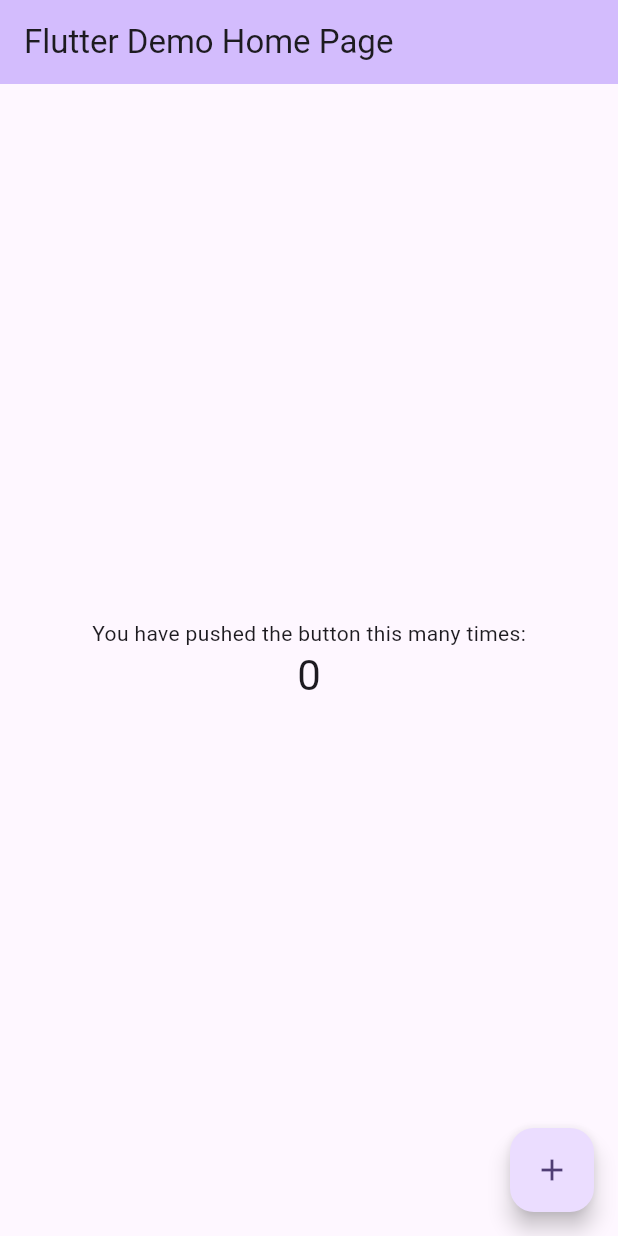
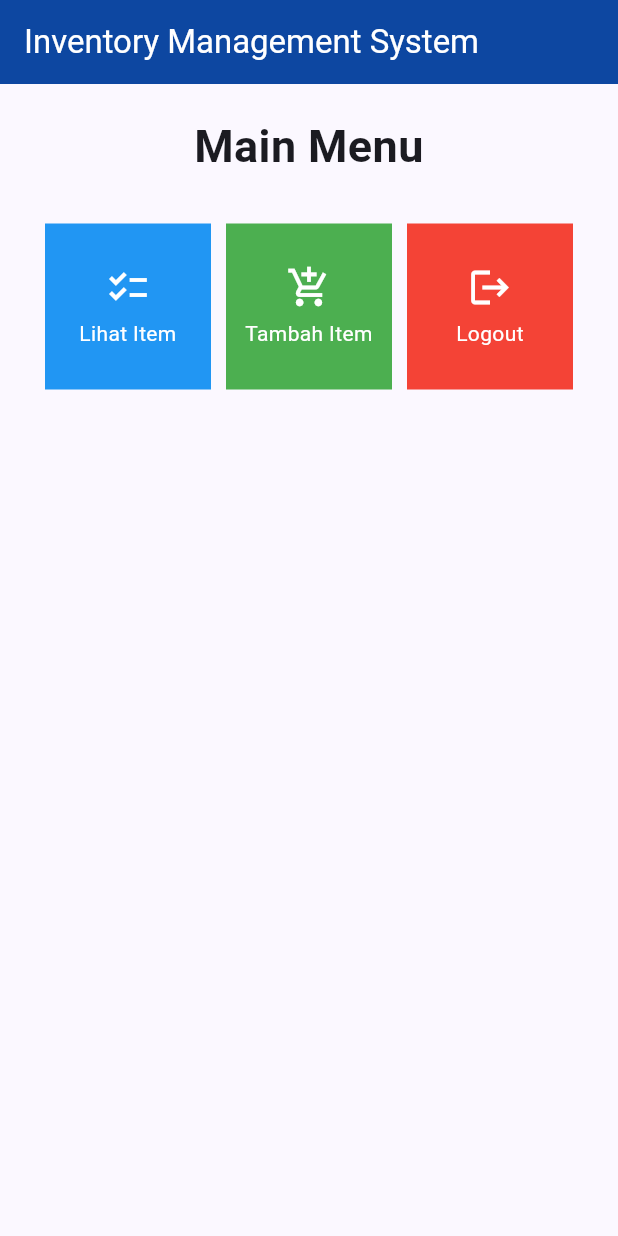
Before and after one commit to hilaldfzn/inventory-app-mobile, a Flutter app: the screen it shows after launch, on a phone screen of 412 x 824 dp. Run offline on Flutter 3.47's test engine with Material 2 defaults, Android fonts, the light colour scheme and no system bars.

Commit message:
Finish Tugas 7 + Bonus

```diff
--- a/lib/main.dart
+++ b/lib/main.dart
@@ -1,4 +1,5 @@
 import 'package:flutter/material.dart';
+import 'package:inventory_app_mobile/menu.dart';
 
 void main() {
   runApp(const MyApp());
@@ -11,7 +12,7 @@
   @override
   Widget build(BuildContext context) {
     return MaterialApp(
-      title: 'Flutter Demo',
+      title: 'Inventory Management System',
       theme: ThemeData(
         // This is the theme of your application.
         //
@@ -28,98 +29,10 @@
         //
         // This works for code too, not just values: Most code changes can be
         // tested with just a hot reload.
-        colorScheme: ColorScheme.fromSeed(seedColor: Colors.deepPurple),
+        colorScheme: ColorScheme.fromSeed(seedColor: Colors.indigo),
         useMaterial3: true,
       ),
-      home: const MyHomePage(title: 'Flutter Demo Home Page'),
+      home: MyHomePage(),
     );
   }
 }
-
-class MyHomePage extends StatefulWidget {
-  const MyHomePage({super.key, required this.title});
-
-  // This widget is the home page of your application. It is stateful, meaning
-  // that it has a State object (defined below) that contains fields that affect
-  // how it looks.
-
-  // This class is the configuration for the state. It holds the values (in this
-  // case the title) provided by the parent (in this case the App widget) and
-  // used by the build method of the State. Fields in a Widget subclass are
-  // always marked "final".
-
-  final String title;
-
-  @override
-  State<MyHomePage> createState() => _MyHomePageState();
-}
-
-class _MyHomePageState extends State<MyHomePage> {
-  int _counter = 0;
-
-  void _incrementCounter() {
-    setState(() {
-      // This call to setState tells the Flutter framework that something has
-      // changed in this State, which causes it to rerun the build method below
-      // so that the display can reflect the updated values. If we changed
-      // _counter without calling setState(), then the build method would not be
-      // called again, and so nothing would appear to happen.
-      _counter++;
-    });
-  }
-
-  @override
-  Widget build(BuildContext context) {
-    // This method is rerun every time setState is called, for instance as done
-    // by the _incrementCounter method above.
-    //
-    // The Flutter framework has been optimized to make rerunning build methods
-    // fast, so that you can just rebuild anything that needs updating rather
-    // than having to individually change instances of widgets.
-    return Scaffold(
-      appBar: AppBar(
-        // TRY THIS: Try changing the color here to a specific color (to
-        // Colors.amber, perhaps?) and trigger a hot reload to see the AppBar
-        // change color while the other colors stay the same.
-        backgroundColor: Theme.of(context).colorScheme.inversePrimary,
-        // Here we take the value from the MyHomePage object that was created by
-        // the App.build method, and use it to set our appbar title.
-        title: Text(widget.title),
-      ),
-      body: Center(
-        // Center is a layout widget. It takes a single child and positions it
-        // in the middle of the parent.
-        child: Column(
-          // Column is also a layout widget. It takes a list of children and
-          // arranges them vertically. By default, it sizes itself to fit its
-          // children horizontally, and tries to be as tall as its parent.
-          //
-          // Column has various properties to control how it sizes itself and
-          // how it positions its children. Here we use mainAxisAlignment to
-          // center the children vertically; the main axis here is the vertical
-          // axis because Columns are vertical (the cross axis would be
-          // horizontal).
-          //
-          // TRY THIS: Invoke "debug painting" (choose the "Toggle Debug Paint"
-          // action in the IDE, or press "p" in the console), to see the
-          // wireframe for each widget.
-          mainAxisAlignment: MainAxisAlignment.center,
-          children: <Widget>[
-            const Text(
-              'You have pushed the button this many times:',
-            ),
-            Text(
-              '$_counter',
-              style: Theme.of(context).textTheme.headlineMedium,
-            ),
-          ],
-        ),
-      ),
-      floatingActionButton: FloatingActionButton(
-        onPressed: _incrementCounter,
-        tooltip: 'Increment',
-        child: const Icon(Icons.add),
-      ), // This trailing comma makes auto-formatting nicer for build methods.
-    );
-  }
-}
--- /dev/null
+++ b/lib/menu.dart
@@ -0,0 +1,107 @@
+import 'package:flutter/material.dart';
+
+class MyHomePage extends StatelessWidget {
+  MyHomePage({Key? key}) : super(key: key);
+
+  final List<Item> items = [
+    Item("Lihat Item", Icons.checklist, Colors.blue),
+    Item("Tambah Item", Icons.add_shopping_cart, Colors.green),
+    Item("Logout", Icons.logout, Colors.red),
+  ];
+
+  @override
+  Widget build(BuildContext context) {
+    return Scaffold(
+      appBar: AppBar(
+        backgroundColor: Colors.blue[900],
+        title: const Text(
+          'Inventory Management System',
+          style: TextStyle(color: Colors.white),
+        ),
+      ),
+      body: SingleChildScrollView(
+        child: Padding(
+          padding: const EdgeInsets.all(10.0),
+          child: Column(
+            children: <Widget>[
+              const Padding(
+                padding: EdgeInsets.only(top: 10.0, bottom: 10.0),
+                child: Text(
+                  'Main Menu',
+                  textAlign: TextAlign.center,
+                  style: TextStyle(
+                    fontSize: 30,
+                    fontWeight: FontWeight.bold,
+                  ),
+                ),
+              ),
+              GridView.count(
+                primary: true,
+                padding: const EdgeInsets.all(20),
+                crossAxisSpacing: 10,
+                mainAxisSpacing: 10,
+                crossAxisCount: 3,
+                shrinkWrap: true,
+                children: items.map((Item item) {
+                  return ItemCard(item);
+                }).toList(),
+              ),
+            ],
+          ),
+        ),
+      ),
+    );
+  }
+}
+
+class Item {
+  final String name;
+  final IconData icon;
+  final Color color;
+  Item(this.name, this.icon, this.color);
+}
+
+class ItemCard extends StatelessWidget {
+  final Item item;
+
+  const ItemCard(this.item, {super.key}); // Constructor
+
+  @override
+  Widget build(BuildContext context) {
+    return Material(
+      color: item.color,
+      child: InkWell(
+        // Area responsive terhadap sentuhan
+        onTap: () {
+          // Memunculkan SnackBar ketika diklik
+          ScaffoldMessenger.of(context)
+            ..hideCurrentSnackBar()
+            ..showSnackBar(SnackBar(
+                content: Text("Kamu telah menekan tombol ${item.name}!")));
+        },
+        child: Container(
+          // Container untuk menyimpan Icon dan Text
+          padding: const EdgeInsets.all(8),
+          child: Center(
+            child: Column(
+              mainAxisAlignment: MainAxisAlignment.center,
+              children: [
+                Icon(
+                  item.icon,
+                  color: Colors.white,
+                  size: 30.0,
+                ),
+                const Padding(padding: EdgeInsets.all(3)),
+                Text(
+                  item.name,
+                  textAlign: TextAlign.center,
+                  style: const TextStyle(color: Colors.white),
+                ),
+              ],
+            ),
+          ),
+        ),
+      ),
+    );
+  }
+}
```
Also changed, not shown: 1 other file.
